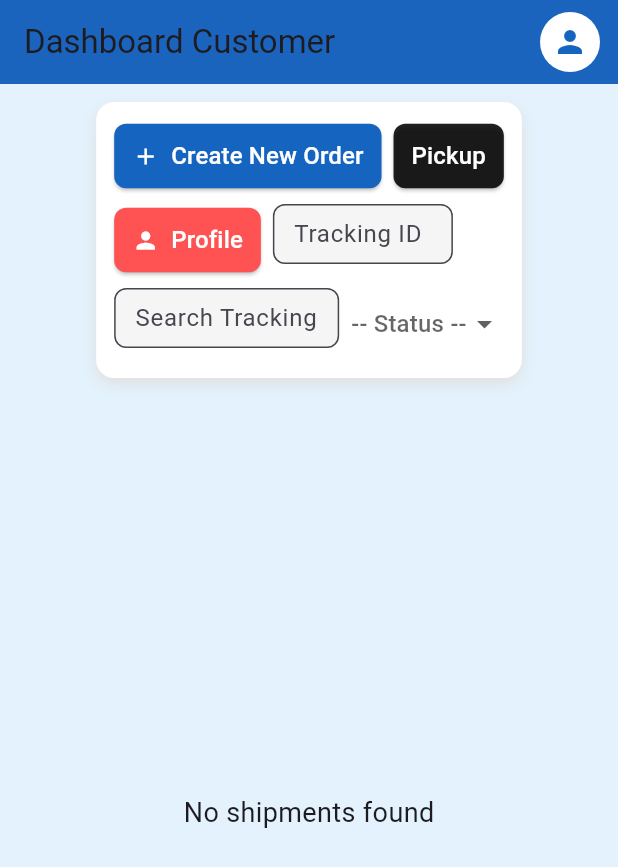
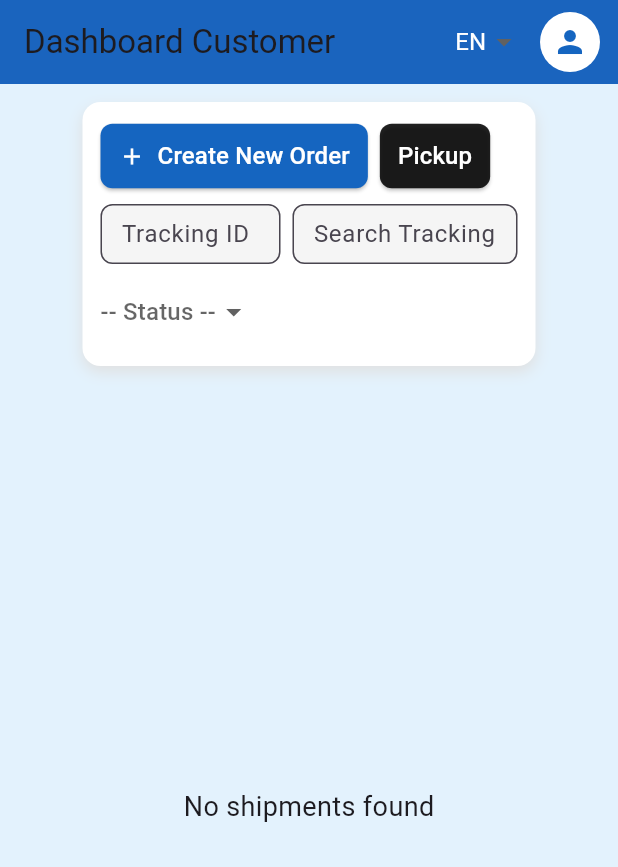
Before and after one commit to Intissar8/yanship-master, a Flutter app: the ShipmentsListStyled screen opened directly, on a phone screen of 412 x 824 dp. Shown: the top 867 px of the screen. Run offline on Flutter 3.47's test engine with Material 3 defaults, Android fonts, the phone set to English and light mode, and no system bars; our stand-ins replace cloud_firestore, firebase_auth, firebase_core, image_picker; accounts and stored records are empty.

Commit message:
10th commit

```diff
--- a/lib/dashboardC.dart
+++ b/lib/dashboardC.dart
@@ -8,10 +8,98 @@ import 'dart:typed_data';
 import 'dart:convert';
 
 
+String _t(String key, String lang) {
+  switch (lang) {
+    case 'fr':
+      return {
+        "dashboard_customer": "Tableau de bord client",
+        "view_profile": "Voir le profil",
+        "logout": "Se déconnecter",
+        "no_shipments": "Aucune expédition trouvée",
+        "city": "Ville",
+        "status": "Statut",
+        "address": "Adresse",
+        "phone": "Téléphone",
+        "price": "Prix",
+        "name": "Nom",
+        "actions": "Actions",
+        "created_at": "Créé le",
+        "create_order": "Créer une commande",
+        "pickup": "Ramassage",
+        "profile": "Profil",
+        "tracking_id": "ID de suivi",
+        "search_tracking": "Rechercher un suivi",
+        "all": "Tous",
+        "created": "Créé",
+        "confirmed": "Confirmé",
+        "confirm_shipment": "Confirmer l'expédition",
+        "edit_shipment": "Modifier l'expédition",
+        "delete_shipment": "Supprimer l'expédition",
+        "print_label": "Imprimer l'étiquette",
+      }[key] ?? key;
+
+    case 'ar':
+      return {
+        "dashboard_customer": "لوحة تحكم العميل",
+        "view_profile": "عرض الملف الشخصي",
+        "logout": "تسجيل الخروج",
+        "no_shipments": "لا توجد شحنات",
+        "city": "المدينة",
+        "status": "الحالة",
+        "address": "العنوان",
+        "phone": "الهاتف",
+        "price": "السعر",
+        "name": "الاسم",
+        "actions": "إجراءات",
+        "created_at": "تاريخ الإنشاء",
+        "create_order": "إنشاء طلب جديد",
+        "pickup": "استلام",
+        "profile": "الملف الشخصي",
+        "tracking_id": "رقم التتبع",
+        "search_tracking": "بحث التتبع",
+        "all": "الكل",
+        "created": "تم الإنشاء",
+        "confirmed": "مؤكد",
+        "confirm_shipment": "تأكيد الشحنة",
+        "edit_shipment": "تعديل الشحنة",
+        "delete_shipment": "حذف الشحنة",
+        "print_label": "طباعة الملصق",
+      }[key] ?? key;
+
+    default: // English
+      return {
+        "dashboard_customer": "Dashboard Customer",
+        "view_profile": "View Profile",
+        "logout": "Logout",
+        "no_shipments": "No shipments found",
+        "city": "City",
+        "status": "Status",
+        "address": "Address",
+        "phone": "Phone",
+        "price": "Price",
+        "name": "Name",
+        "actions": "Actions",
+        "created_at": "Created At",
+        "create_order": "Create New Order",
+        "pickup": "Pickup",
+        "profile": "Profile",
+        "tracking_id": "Tracking ID",
+        "search_tracking": "Search Tracking",
+        "all": "All",
+        "created": "Created",
+        "confirmed": "Confirmed",
+        "confirm_shipment": "Confirm Shipment",
+        "edit_shipment": "Edit Shipment",
+        "delete_shipment": "Delete Shipment",
+        "print_label": "Print Label",
+      }[key] ?? key;
+  }
+}
 
 
 class ShipmentsListStyled extends StatefulWidget {
   const ShipmentsListStyled({super.key});
+
 
   @override
   State<ShipmentsListStyled> createState() => _ShipmentsListStyledState();
@@ -21,6 +109,7 @@ class _ShipmentsListStyledState extends State<ShipmentsListStyled> {
   String searchQuery = "";
   String statusFilter = "";
   Set<String> expandedRows = {};
+  String _currentLang = 'en'; // default language
 
   @override
   Widget build(BuildContext context) {
@@ -30,10 +119,30 @@ class _ShipmentsListStyledState extends State<ShipmentsListStyled> {
     return Scaffold(
       backgroundColor: Colors.blue.shade50,
       appBar: AppBar(
-        title: const Text("Dashboard Customer"),
+        automaticallyImplyLeading: false,
+        title: Text(_t("dashboard_customer", _currentLang)),
         backgroundColor: Colors.blue.shade800,
         elevation: 2,
         actions: [
+          DropdownButton<String>(
+            value: _currentLang,
+            dropdownColor: Colors.blue.shade800,
+            underline: const SizedBox(),
+            style: const TextStyle(color: Colors.white, fontSize: 16),
+            onChanged: (value) {
+              if (value != null) {
+                setState(() {
+                  _currentLang = value;
+                  // Optional: update app locale if you use a localization provider
+                });
+              }
+            },
+            items: const [
+              DropdownMenuItem(value: 'en', child: Text('EN')),
+              DropdownMenuItem(value: 'fr', child: Text('FR')),
+              DropdownMenuItem(value: 'ar', child: Text('AR')),
+            ],
+          ),
           PopupMenuButton<String>(
             offset: const Offset(0, 50),
             shape: RoundedRectangleBorder(borderRadius: BorderRadius.circular(12)),
@@ -52,23 +161,23 @@ class _ShipmentsListStyledState extends State<ShipmentsListStyled> {
               }
             },
             itemBuilder: (context) => [
-              const PopupMenuItem(
+                PopupMenuItem(
                 value: 'profile',
                 child: Row(
                   children: [
                     Icon(Icons.person, color: Colors.blue),
                     SizedBox(width: 8),
-                    Text("View Profile"),
+                    Text(_t("view_profile", _currentLang)),
                   ],
                 ),
               ),
-              const PopupMenuItem(
+               PopupMenuItem(
                 value: 'logout',
                 child: Row(
                   children: [
                     Icon(Icons.logout, color: Colors.red),
                     SizedBox(width: 8),
-                    Text("Logout"),
+                    Text(_t("logout", _currentLang)),
                   ],
                 ),
               ),
@@ -226,9 +335,9 @@ class _ShipmentsListStyledState extends State<ShipmentsListStyled> {
                     child: Column(
                       crossAxisAlignment: CrossAxisAlignment.start,
                       children: [
-                        _buildDetailRow("Address", data['address'] ?? 'N/A'),
-                        _buildDetailRow("Phone", data['phone'] ?? 'N/A'),
-                        _buildDetailRow("Price", "MAD ${data['price'] ?? ''}"),
+                        _buildDetailRow(_t("address", _currentLang), data['address'] ?? 'N/A'),
+                        _buildDetailRow(_t("phone", _currentLang), data['phone'] ?? 'N/A'),
+                        _buildDetailRow(_t("price", _currentLang), "MAD ${data['price'] ?? ''}"),
                       ],
                     ),
                   ),
@@ -262,30 +371,30 @@ class _ShipmentsListStyledState extends State<ShipmentsListStyled> {
                         vertical: 12, horizontal: 16),
                     color: Colors.blue.shade100,
                     child: Row(
-                      children: const [
+                      children:  [
                         SizedBox(
                             width: 200,
-                            child: Text("Name",
+                            child: Text(_t("name", _currentLang),
                                 style:
                                 TextStyle(fontWeight: FontWeight.bold))),
                         SizedBox(
                             width: 150,
-                            child: Text("City",
+                            child: Text(_t("city", _currentLang),
                                 style:
                                 TextStyle(fontWeight: FontWeight.bold))),
                         SizedBox(
                             width: 100,
-                            child: Text("Price",
+                            child: Text(_t("price", _currentLang),
                                 style:
                                 TextStyle(fontWeight: FontWeight.bold))),
                         SizedBox(
                             width: 150,
-                            child: Text("Status",
+                            child: Text(_t("status", _currentLang),
                                 style:
                                 TextStyle(fontWeight: FontWeight.bold))),
                         SizedBox(
                             width: 250,
-                            child: Text("Actions",
+                            child: Text(_t("actions", _currentLang),
                                 style:
                                 TextStyle(fontWeight: FontWeight.bold))),
                       ],
@@ -358,10 +467,9 @@ class _ShipmentsListStyledState extends State<ShipmentsListStyled> {
                         child: Column(
                           crossAxisAlignment: CrossAxisAlignment.start,
                           children: [
-                            _buildDetailRow("Address", data['address'] ?? 'N/A'),
-                            _buildDetailRow("Phone", data['phone'] ?? 'N/A'),
-                            _buildDetailRow("Created At",
-                                data['createdAt']?.toDate().toString() ?? 'N/A'),
+                            _buildDetailRow(_t("address", _currentLang), data['address'] ?? 'N/A'),
+                            _buildDetailRow(_t("phone", _currentLang), data['phone'] ?? 'N/A'),
+                            _buildDetailRow(_t("created_at", _currentLang), data['createdAt']?.toDate().toString() ?? 'N/A'),
                           ],
                         ),
                       ),
@@ -408,7 +516,7 @@ class _ShipmentsListStyledState extends State<ShipmentsListStyled> {
               RoundedRectangleBorder(borderRadius: BorderRadius.circular(8)),
             ),
             icon: const Icon(Icons.add, color: Colors.white),
-            label: const Text("Create New Order",
+            label:  Text(_t("create_order", _currentLang),
                 style: TextStyle(color: Colors.white, fontSize: 16)),
           ),
           ElevatedButton(
@@ -420,10 +528,10 @@ class _ShipmentsListStyledState extends State<ShipmentsListStyled> {
               shape:
               RoundedRectangleBorder(borderRadius: BorderRadius.circular(8)),
             ),
-            child: const Text("Pickup",
+            child:  Text(_t("pickup", _currentLang),
                 style: TextStyle(color: Colors.white, fontSize: 16)),
           ),
-          ElevatedButton.icon(
+          /*ElevatedButton.icon(
             onPressed: () {
               Navigator.push(
                 context,
@@ -438,27 +546,29 @@ class _ShipmentsListStyledState extends State<ShipmentsListStyled> {
               RoundedRectangleBorder(borderRadius: BorderRadius.circular(8)),
             ),
             icon: const Icon(Icons.person, color: Colors.white),
-            label: const Text("Profile",
+            label:  Text(_t("profile", _currentLang),
                 style: TextStyle(color: Colors.white, fontSize: 16)),
-          ),
+          ),*/
           SizedBox(
             width: isMobile ? 120 : 150,
-            child: _buildSearchField("Tracking ID"),
+            child: _buildSearchField(_t("tracking_id", _currentLang)),
           ),
           SizedBox(
             width: isMobile ? 150 : 200,
-            child: _buildSearchField("Search Tracking", onChanged: (value) {
+            child: _buildSearchField(_t("search_tracking", _currentLang), onChanged: (value) {
               setState(() => searchQuery = value.toLowerCase());
             }),
           ),
           DropdownButton<String>(
             value: statusFilter.isEmpty ? null : statusFilter,
-            hint: const Text("-- Status --"),
+            hint: Text("-- ${_t("status", _currentLang)} --"), // translated hint
             underline: const SizedBox(),
-            items: ["All", "Created", "Pickup", "Confirmed"]
-                .map((status) => DropdownMenuItem(
-                value: status == "All" ? "" : status, child: Text(status)))
-                .toList(),
+            items: [
+              DropdownMenuItem(value: "", child: Text(_t("all", _currentLang))),
+              DropdownMenuItem(value: "Created", child: Text(_t("created", _currentLang))),
+              DropdownMenuItem(value: "Pickup", child: Text(_t("pickup", _currentLang))),
+              DropdownMenuItem(value: "Confirmed", child: Text(_t("confirmed", _currentLang))),
+            ],
             onChanged: (value) => setState(() => statusFilter = value ?? ""),
           ),
         ],
@@ -553,36 +663,36 @@ class _ShipmentsListStyledState extends State<ShipmentsListStyled> {
           ];
         } else {
           return [
-            const PopupMenuItem(
+              PopupMenuItem(
               value: 'confirm',
               child: Row(children: [
                 Icon(Icons.check_circle, color: Colors.blue),
                 SizedBox(width: 8),
-                Text('Confirm Shipment')
+                Text(_t("confirm_shipment", _currentLang))
               ]),
             ),
-            const PopupMenuItem(
+              PopupMenuItem(
               value: 'edit',
               child: Row(children: [
                 Icon(Icons.edit, color: Colors.black54),
                 SizedBox(width: 8),
-                Text('Edit Shipment')
+                Text(_t("edit_shipment", _currentLang))
               ]),
             ),
-            const PopupMenuItem(
+              PopupMenuItem(
               value: 'delete',
               child: Row(children: [
                 Icon(Icons.cancel, color: Colors.red),
                 SizedBox(width: 8),
-                Text('Delete Shipment')
+                Text(_t("delete_shipment", _currentLang))
               ]),
             ),
-            const PopupMenuItem(
+              PopupMenuItem(
               value: 'print',
               child: Row(children: [
                 Icon(Icons.print),
                 SizedBox(width: 8),
-                Text('Print Label')
+                Text(_t("print_label", _currentLang))
               ]),
             ),
           ];
--- a/pubspec.yaml
+++ b/pubspec.yaml
@@ -30,6 +30,8 @@ environment:
 dependencies:
   flutter:
     sdk: flutter
+  flutter_localizations:
+    sdk: flutter
   cupertino_icons: ^1.0.8
   google_fonts: ^6.1.0
   firebase_core: ^2.32.0
@@ -37,6 +39,7 @@ dependencies:
   cloud_firestore: ^4.17.0
   url_launcher: ^6.2.1
   image_picker: ^1.1.2
+  shared_preferences: ^2.1.0
 
 
   # The following adds the Cupertino Icons font to your application.
```
Also changed, not shown: lib/main.dart (+46 -12 lines), pubspec.lock, 1 other file.
